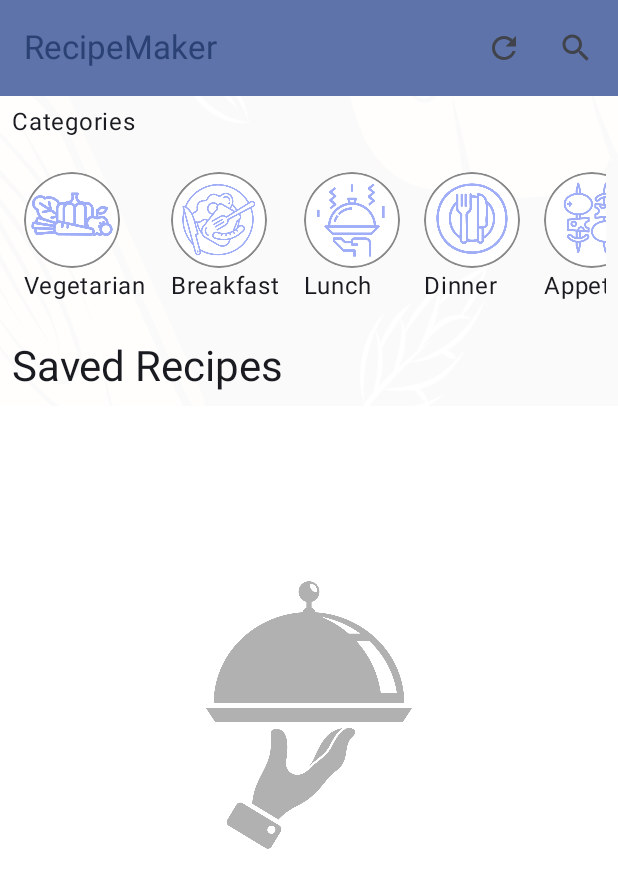
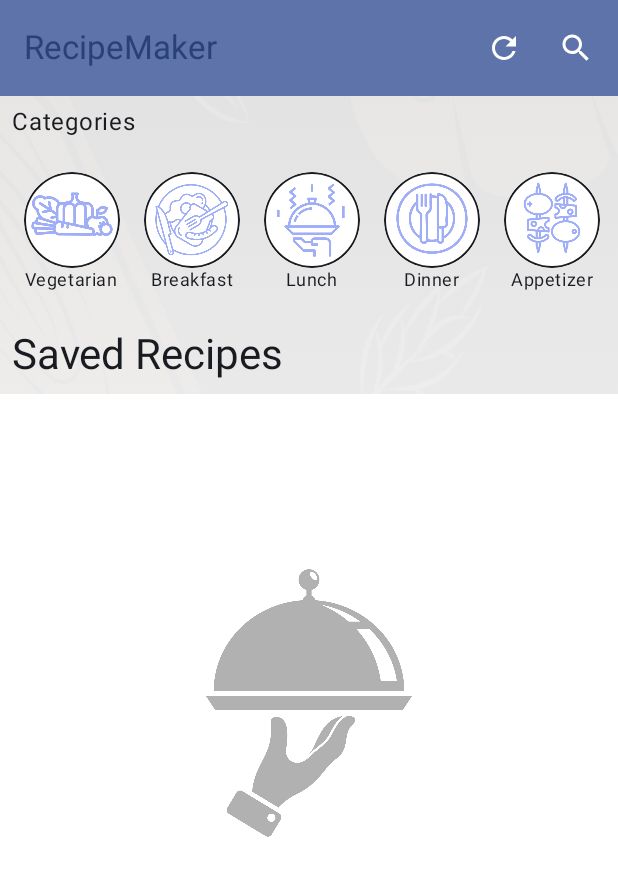
Before and after one commit to rajatmurdeshwar/myreciepe, an Android app built with Jetpack Compose: the screen it shows after launch (MainActivity), on a phone screen of 412 x 824 dp. Shown: the top 888 px of the screen. Run offline under Robolectric (Android 15) with nearby library versions, the phone set to English and light mode, and no system bars; our stand-ins replace Dagger/Hilt's generated code, Room's generated code; libraries missing offline, so code that uses them is left out: com.bumptech.glide.

Commit message:
major changes added

```diff
--- a/app/src/main/java/com/example/myrecipes/home/HomeScreen.kt
+++ b/app/src/main/java/com/example/myrecipes/home/HomeScreen.kt
@@ -6,6 +6,7 @@ import androidx.compose.foundation.Image
 import androidx.compose.foundation.background
 import androidx.compose.foundation.border
 import androidx.compose.foundation.clickable
+import androidx.compose.foundation.isSystemInDarkTheme
 import androidx.compose.foundation.layout.Box
 import androidx.compose.foundation.layout.Column
 import androidx.compose.foundation.layout.Row
@@ -22,6 +23,7 @@ import androidx.compose.material3.CardDefaults
 import androidx.compose.material3.CircularProgressIndicator
 import androidx.compose.material3.MaterialTheme
 import androidx.compose.material3.Scaffold
+import androidx.compose.material3.Surface
 import androidx.compose.material3.Text
 import androidx.compose.runtime.Composable
 
@@ -38,6 +40,7 @@ import androidx.compose.ui.layout.ContentScale
 import androidx.compose.ui.res.dimensionResource
 import androidx.compose.ui.res.painterResource
 import androidx.compose.ui.res.stringResource
+import androidx.compose.ui.tooling.preview.Preview
 import androidx.compose.ui.unit.IntSize
 import androidx.compose.ui.unit.dp
 
@@ -50,6 +53,7 @@ import com.bumptech.glide.integration.compose.placeholder
 import com.example.myrecipes.R
 import com.example.myrecipes.util.RecipeHomeTopAppBar
 import com.example.myrecipes.data.source.Recipe
+import com.example.myrecipes.ui.theme.MyRecipesTheme
 
 @Composable
 fun HomeScreen(
@@ -59,10 +63,10 @@ fun HomeScreen(
     onSearchButtonClick: () -> Unit
 ) {
     val itemViewStates by viewModel.recipeUiState.collectAsStateWithLifecycle()
-    Log.d("HomeScreen","ItemUI "+itemViewStates.items.size)
+    //Log.d("HomeScreen","ItemUI "+itemViewStates.items.size)
     ContentComposable(
         modifier = modifier,
-        itemViewStates,
+        recipeUiState = itemViewStates,
         onRecipeClick = onRecipeClick,
         onSearchButtonClick = onSearchButtonClick,
         onRefreshClick = {
@@ -122,7 +126,9 @@ fun MyRecipeListItem(
                     text = itemOnline.title,
                     color = Color.White,
                     modifier = Modifier.align(Alignment.BottomCenter),
-                    maxLines = 1)
+                    maxLines = 1,
+                    style = MaterialTheme.typography.bodySmall
+                )
 
             }
 
@@ -142,6 +148,19 @@ fun ContentComposable(
 ) {
     var categoryTitle by remember { mutableStateOf("Saved") }
 
+    val isDarkTheme = isSystemInDarkTheme()
+    val gradientColors = if (isDarkTheme) {
+        listOf(Color.Transparent.copy(alpha = 0.1f), Color.Black.copy(alpha = 0.5f))
+    } else {
+        listOf(Color.Transparent.copy(alpha = 0.1f), Color.White.copy(alpha = 0.5f))
+    }
+
+    val gradient = Brush.verticalGradient(
+        colors = gradientColors,
+        startY = 0f,
+        endY = Float.POSITIVE_INFINITY
+    )
+
     Box {
         // Background Image
         Image(
@@ -150,10 +169,14 @@ fun ContentComposable(
             contentDescription = "background_image",
             contentScale = ContentScale.FillBounds
         )
+        Box(
+            modifier = Modifier
+                .fillMaxSize()
+                .background(gradient)
+        )
 
         // Scaffold with TopAppBar
         Scaffold(
-            modifier = modifier.fillMaxSize(),
             topBar = {
                 RecipeHomeTopAppBar(
                     onRefreshClick = onRefreshClick,
@@ -165,12 +188,12 @@ fun ContentComposable(
 
             Column(
                 modifier = Modifier
-                    .fillMaxSize()
                     .padding(paddingValues)
             ) {
                 Text(
                     text = "Categories",
                     style = MaterialTheme.typography.bodyLarge,
+                    color = MaterialTheme.colorScheme.onSurface,
                     modifier = Modifier.padding(
                         horizontal = dimensionResource(id = R.dimen.list_item_padding),
                         vertical = dimensionResource(id = R.dimen.vertical_margin)
@@ -183,7 +206,8 @@ fun ContentComposable(
 
                 RecipeListComposable(
                     recipeUiState = recipeUiState,
-                    onRecipeClick, categoryTitle)
+                    onRecipeClick = onRecipeClick,
+                    textTitle = categoryTitle)
 
             }
         }
@@ -204,7 +228,8 @@ fun RecipeListComposable(
                 horizontal = dimensionResource(id = R.dimen.list_item_padding),
                 vertical = dimensionResource(id = R.dimen.vertical_margin)
             ),
-            style = MaterialTheme.typography.headlineMedium
+            style = MaterialTheme.typography.headlineMedium,
+            color = MaterialTheme.colorScheme.onSurface
         )
 
         // Show tray image if no recipes are available
@@ -255,7 +280,9 @@ fun RecipeCategoryComposable(
         )
     ) {
         items(categories.size) { category ->
-            CircularImageWithText(keyValue = categories[category], onCategoryClick = onCategoryClick )
+            CircularImageWithText(
+                keyValue = categories[category],
+                onCategoryClick = onCategoryClick )
         }
     }
 }
@@ -267,10 +294,14 @@ fun CircularImageWithText(
     onCategoryClick: (String) -> Unit
 ) {
     val (text, resId) = keyValue
-    Column(modifier = Modifier.padding(
-        horizontal = dimensionResource(id = R.dimen.list_item_padding),
-        vertical = dimensionResource(id = R.dimen.vertical_margin)
-    )
+    Column(
+        modifier = Modifier
+            .padding(
+                horizontal = dimensionResource(id = R.dimen.list_item_padding),
+                vertical = dimensionResource(id = R.dimen.vertical_margin),
+
+            ),
+        horizontalAlignment = Alignment.CenterHorizontally
     ) {
         Image(
             painter =painterResource(id =  resId),
@@ -279,10 +310,27 @@ fun CircularImageWithText(
             modifier = modifier
                 .size(64.dp)
                 .clip(CircleShape)
-                .border(1.dp, Color.Gray, CircleShape)
+                .border(1.dp, MaterialTheme.colorScheme.onSurface, CircleShape)
                 .clickable {
                     onCategoryClick(text)
                 })
-        Text(text = text)
+        Text(text = text,
+            style = MaterialTheme.typography.bodySmall,
+            color = MaterialTheme.colorScheme.onSurface)
     }
 }
+@Preview
+@Composable
+private fun CircularImageWithTextPreview() {
+
+    MyRecipesTheme {
+        Surface {
+            CircularImageWithText(
+                    Pair("Vegetarian", R.drawable.veggies),
+                    Modifier,
+                    onCategoryClick = {}
+            )
+        }
+    }
+
+}
--- /dev/null
+++ b/app/src/main/java/com/example/myrecipes/ui/theme/Shape.kt
@@ -0,0 +1,11 @@
+package com.example.myrecipes.ui.theme
+
+import androidx.compose.foundation.shape.RoundedCornerShape
+import androidx.compose.material3.Shapes
+import androidx.compose.ui.unit.dp
+
+val Shapes = Shapes(
+    small = RoundedCornerShape(8.dp),
+    medium = RoundedCornerShape(12.dp),
+    large = RoundedCornerShape(16.dp)
+)
--- a/app/src/main/java/com/example/myrecipes/ui/theme/Theme.kt
+++ b/app/src/main/java/com/example/myrecipes/ui/theme/Theme.kt
@@ -10,37 +10,45 @@ import androidx.compose.material3.dynamicLightColorScheme
 import androidx.compose.material3.lightColorScheme
 import androidx.compose.runtime.Composable
 import androidx.compose.runtime.SideEffect
+import androidx.compose.ui.graphics.Color
 import androidx.compose.ui.graphics.toArgb
 import androidx.compose.ui.platform.LocalContext
 import androidx.compose.ui.platform.LocalView
 import androidx.core.view.WindowCompat
 
 private val DarkColorScheme = darkColorScheme(
-    primary = GreenPrimary,
-    secondary = GreenOn,
-    tertiary = GreenSecondary
+    primary = Color(0xFF396D53),
+    secondary = Color(0xFF5A9279),
+    tertiary = Color(0xFF739D74),
+    background = Color(0xFF1C1B1F),
+    surface = Color(0xFF2C2C2C),
+    onPrimary = Color.White,
+    onSecondary = Color.White,
+    onTertiary = Color.White,
+    onBackground = Color(0xFFF5F5F5),
+    onSurface = Color(0xFFF5F5F5),
+    error = Color(0xFFD95F51),
 )
 
+
 private val LightColorScheme = lightColorScheme(
-    primary = GreenPrimary,
-    secondary = GreenOn,
-    tertiary = GreenSecondary
-
-    /* Other default colors to override
-    background = Color(0xFFFFFBFE),
-    surface = Color(0xFFFFFBFE),
+    primary = Color(0xFF396D53),
+    secondary = Color(0xFF5A9279),
+    tertiary = Color(0xFF739D74),
+    background = Color(0xFFF5F5F5),
+    surface = Color(0xFFEFEFEF),
     onPrimary = Color.White,
     onSecondary = Color.White,
     onTertiary = Color.White,
     onBackground = Color(0xFF1C1B1F),
     onSurface = Color(0xFF1C1B1F),
-    */
+    error = Color(0xFFD95F51),
 )
+
 
 @Composable
 fun MyRecipesTheme(
     darkTheme: Boolean = isSystemInDarkTheme(),
-    // Dynamic color is available on Android 12+
     dynamicColor: Boolean = true,
     content: @Composable () -> Unit
 ) {
@@ -58,13 +66,14 @@ fun MyRecipesTheme(
         SideEffect {
             val window = (view.context as Activity).window
             window.statusBarColor = colorScheme.primary.toArgb()
-            WindowCompat.getInsetsController(window, view).isAppearanceLightStatusBars = darkTheme
+            WindowCompat.getInsetsController(window, view).isAppearanceLightStatusBars = !darkTheme
         }
     }
 
     MaterialTheme(
         colorScheme = colorScheme,
         typography = Typography,
+        shapes = Shapes,
         content = content
     )
 }
--- a/app/src/main/java/com/example/myrecipes/util/TopAppBars.kt
+++ b/app/src/main/java/com/example/myrecipes/util/TopAppBars.kt
@@ -2,6 +2,7 @@ package com.example.myrecipes.util
 
 import androidx.compose.foundation.layout.Row
 import androidx.compose.foundation.layout.fillMaxWidth
+import androidx.compose.foundation.layout.height
 import androidx.compose.foundation.layout.padding
 import androidx.compose.foundation.lazy.LazyColumn
 import androidx.compose.foundation.text.ClickableText
@@ -35,14 +36,24 @@ import com.example.myrecipes.ui.theme.MyRecipesTheme
 fun RecipeDetailTopAppBar(titleName:String,onBack: () -> Unit) {
     TopAppBar(
         title = {
-            Text(text = titleName)
+            Text(text = titleName,
+                color = MaterialTheme.colorScheme.onPrimary)
         },
         navigationIcon = {
             IconButton(onClick = onBack) {
-                Icon(Icons.Filled.ArrowBack, stringResource(id = R.string.menu_back))
+                Icon(
+                    imageVector = Icons.Filled.ArrowBack,
+                    contentDescription = stringResource(id = R.string.menu_back),
+                    tint = MaterialTheme.colorScheme.onPrimary
+                )
             }
         },
-        modifier = Modifier.fillMaxWidth()
+        colors = TopAppBarDefaults.topAppBarColors(
+            containerColor = MaterialTheme.colorScheme.primary,
+            titleContentColor = MaterialTheme.colorScheme.onPrimary,
+            navigationIconContentColor = MaterialTheme.colorScheme.onPrimary
+    ),
+        modifier = Modifier
     )
 }
 
@@ -51,25 +62,36 @@ fun RecipeDetailTopAppBar(titleName:String,onBack: () -> Unit) {
 fun RecipeHomeTopAppBar(onRefreshClick: () -> Unit, onSearchButtonClick: () -> Unit) {
     TopAppBar(
         title = {
-            Text(text = "RecipeMaker")
+            Text(text = "RecipeMaker",
+                color = MaterialTheme.colorScheme.primary
+            )
         },
         colors = TopAppBarDefaults.topAppBarColors(
             containerColor = MaterialTheme.colorScheme.primaryContainer,
             titleContentColor = MaterialTheme.colorScheme.primary,
+            actionIconContentColor = MaterialTheme.colorScheme.onPrimaryContainer
         ),
         actions = {
                          IconButton(onClick =  onRefreshClick ) {
-                             Icon(Icons.Filled.Refresh, stringResource(id = R.string.menu_refresh) )
+                             Icon(
+                                 imageVector = Icons.Filled.Refresh,
+                                 contentDescription = stringResource(id = R.string.menu_refresh),
+                                 tint = MaterialTheme.colorScheme.onPrimaryContainer
+                             )
 
                          }
             IconButton(onClick =
                 onSearchButtonClick
             ) {
-                Icon(Icons.Filled.Search, stringResource(id = R.string.menu_search))
+                Icon(
+                    imageVector = Icons.Filled.Search,
+                    contentDescription = stringResource(id = R.string.menu_search),
+                    tint = MaterialTheme.colorScheme.onPrimaryContainer
+                )
 
             }
         },
-        modifier = Modifier.fillMaxWidth()
+        modifier = Modifier.fillMaxWidth(),
     )
 
 }
@@ -127,7 +149,7 @@ fun RecipeSearchTopAppBar(
 private fun RecipeDetailTopAppBarPreview() {
     MyRecipesTheme {
         Surface {
-            RecipeDetailTopAppBar("",{ })
+            RecipeDetailTopAppBar("Home",{ })
         }
     }
 }
```
Also changed, not shown: app/src/main/java/com/example/myrecipes/details/RecipeDetailScreen.kt (+66 -36 lines), app/src/main/java/com/example/myrecipes/search/RecipeSearchScreen.kt (+10 -4 lines), 1 other file.
